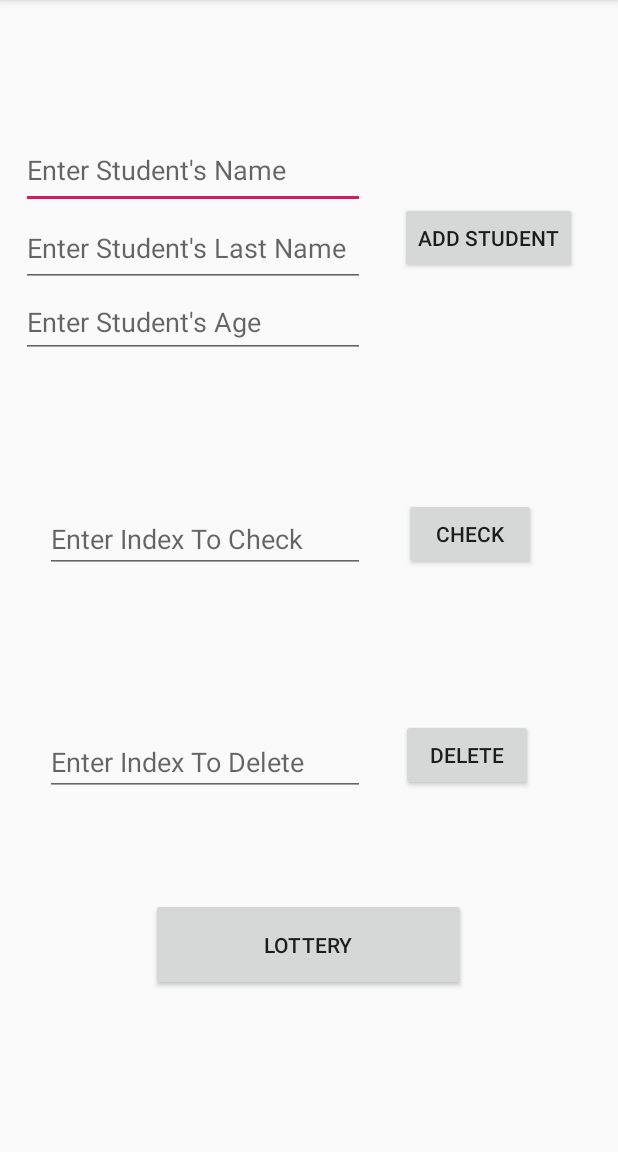
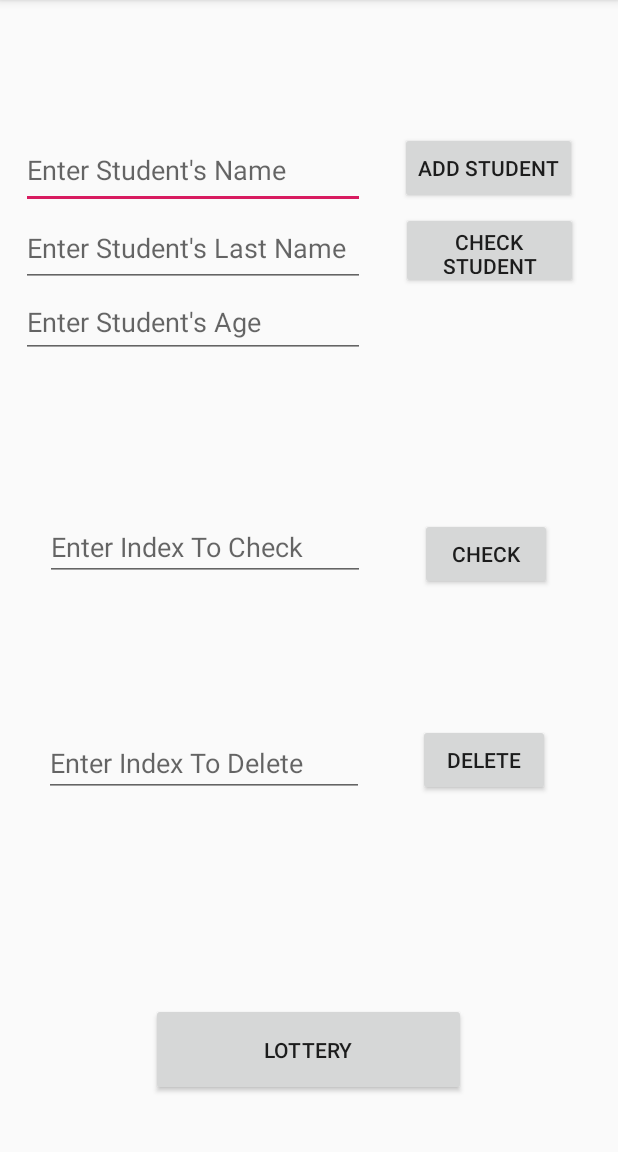
Before and after one commit to OzolsUgis/Android_Kursi_2020_LVL1, an Android app: the screen it shows after launch (MainActivity), after a tap on "ADD STUDENT", on a phone screen of 412 x 824 dp, the part 84-1236 px from its top. Run offline under Robolectric (Android 15) with nearby library versions, the phone set to English and light mode, and no system bars; 1 statement that could not run was skipped.

```diff
--- a/Day15/app/build.gradle
+++ b/Day15/app/build.gradle
@@ -32,4 +32,5 @@ dependencies {
     testImplementation 'junit:junit:4.12'
     androidTestImplementation 'androidx.test.ext:junit:1.1.2'
     androidTestImplementation 'androidx.test.espresso:espresso-core:3.3.0'
+    implementation 'com.google.code.gson:gson:2.8.6'
 }
--- a/Day15/app/src/main/java/com/example/day15/AddToList.kt
+++ /dev/null
@@ -1,7 +0,0 @@
-package com.example.day15
-
-import android.widget.Button
-
-class AddToList (){
-  // Sataisīt btn funkcijas citā klase
-}
--- /dev/null
+++ b/Day15/app/src/main/java/com/example/day15/JsonParser.kt
@@ -0,0 +1,14 @@
+package com.example.day15
+
+import com.google.gson.Gson
+
+object JsonParser {
+        fun saveToJson (list : MutableList<Student>):String {
+            val json = Gson().toJson(list)
+            return json
+        }
+
+        fun getFromJson (json : String): Array<Student> {
+            return Gson().fromJson(json, Array<Student>::class.java)
+        }
+}
--- a/Day15/app/src/main/java/com/example/day15/MainActivity.kt
+++ b/Day15/app/src/main/java/com/example/day15/MainActivity.kt
@@ -2,7 +2,7 @@ package com.example.day15
 
 import androidx.appcompat.app.AppCompatActivity
 import android.os.Bundle
-import android.os.Handler
+import android.util.Log
 import android.widget.Toast
 import kotlinx.android.synthetic.main.activity_main.*
 
@@ -16,53 +16,90 @@ class MainActivity : AppCompatActivity() {
         lblLastName.setHint("Enter Student's Last Name")
         lblAge.setHint("Enter Student's Age")
 
-        val list: MutableList<Student> = mutableListOf()
+
+        var uzvaretajs = false
+        var list: MutableList<Student> = mutableListOf()
+        var json = ""
 
         btnAdd.setOnClickListener {
             list.add(
                 Student(
                     lblName.text.toString(),
-                    lblLastName.text.toString(), lblAge.text.toString().toInt()
+                    lblLastName.text.toString(),
+                    lblAge.text.toString().toInt(),
+                    0
                 )
             )
             lblName.text.clear()
             lblLastName.text.clear()
             lblAge.text.clear()
-            Toast.makeText(this@MainActivity, "Student saved",
-                Toast.LENGTH_SHORT).show()
+            Toast.makeText(
+                this@MainActivity, "Student saved",
+                Toast.LENGTH_SHORT
+            ).show()
+            json = JsonParser.saveToJson(list) // Json Parser
+            Log.d("NAME: ", json)
         }
 
         btnCheckStudent.setOnClickListener {
-            val check = lblCheckStudent.text.toString().toInt()-1
+            val fromString = JsonParser.getFromJson(json)
+            val check = btnCheckStudent.text.toString().toInt() - 1
             var output = ""
             val checkIndex = list.getOrNull(check)
-                if (checkIndex == null){
-                    Toast.makeText(this@MainActivity, "Student Not Found",
-                        Toast.LENGTH_SHORT).show()
+            if (checkIndex == null) {
+                Toast.makeText(
+                    this@MainActivity, "Student Not Found",
+                    Toast.LENGTH_SHORT
+                ).show()
 
-                }else {
-                    output = list[check].name
-                    Toast.makeText(this@MainActivity, output + " Already saved ",
-                        Toast.LENGTH_SHORT).show()
+            } else {
+                output = list[check].name
+                Toast.makeText(
+                    this@MainActivity, output + " Already saved ",
+                    Toast.LENGTH_SHORT
+                ).show()
 
-                }
+            }
         }
 
-        btnDelete.setOnClickListener{
-            val delete = lblDelete.text.toString().toInt()-1
-            Toast.makeText(this@MainActivity, "Student - "+ list[delete].name + " Deleted",
-                Toast.LENGTH_SHORT).show()
+        btnDelete.setOnClickListener {
+            val delete = lblDelete.text.toString().toInt() - 1
+            Toast.makeText(
+                this@MainActivity, "Student - " + list[delete].name + " Deleted",
+                Toast.LENGTH_SHORT
+            ).show()
             list.removeAt(delete)
 
         }
 
-        btnLottery.setOnClickListener{
-            var random = (0..list.size).random()
+        btnLottery.setOnClickListener {
+            var random = (0..list.size - 1).random()
             var vinner = list[random].name
-            Toast.makeText(this@MainActivity, "Apsveicam - "+ vinner + " ar laimēto saldumu kasti",
-                Toast.LENGTH_SHORT).show()
+            list[random].winCount = list[random].winCount + 1
+            Toast.makeText(
+                this@MainActivity, "Apsveicam - " + vinner + " ar laimēto saldumu kasti",
+                Toast.LENGTH_SHORT
+            ).show()
+
+            if (list[random].winCount == 3) {
+                lblWinner.text = "Galveno balvu laimē " + list[random].name
+                for (i in 0..list.size - 1) {
+                    list[i].winCount = 0
+                    lblWinner.text = ""
+                }
+            }
+
+
+
+            btnCheckStudentName.setOnClickListener {
+                val fromString = JsonParser.getFromJson(json)
+                for (el in fromString) {
+                    Log.d("NAME:", el.name)
+
+                }
+            }
+
+
         }
     }
-
-
 }
--- a/Day15/app/src/main/java/com/example/day15/Student.kt
+++ b/Day15/app/src/main/java/com/example/day15/Student.kt
@@ -1,5 +1,5 @@
 package com.example.day15
 
-class Student(var name : String, var lastName : String, var age:Int) {
+class Student(var name : String, var lastName : String, var age:Int, var winCount : Int) {
 
 }
--- a/Day15/app/src/main/res/layout/activity_main.xml
+++ b/Day15/app/src/main/res/layout/activity_main.xml
@@ -16,7 +16,7 @@
         app:layout_constraintHorizontal_bias="0.908"
         app:layout_constraintStart_toStartOf="parent"
         app:layout_constraintTop_toTopOf="parent"
-        app:layout_constraintVertical_bias="0.187" />
+        app:layout_constraintVertical_bias="0.122" />
 
     <EditText
         android:id="@+id/lblName"
@@ -59,7 +59,7 @@
         app:layout_constraintVertical_bias="0.0" />
 
     <EditText
-        android:id="@+id/lblCheckStudent"
+        android:id="@+id/lblCheckStudentName"
         android:layout_width="wrap_content"
         android:layout_height="wrap_content"
         android:ems="10"
@@ -70,19 +70,18 @@
         app:layout_constraintHorizontal_bias="0.151"
         app:layout_constraintStart_toStartOf="parent"
         app:layout_constraintTop_toBottomOf="@+id/lblAge"
-        app:layout_constraintVertical_bias="0.203" />
+        app:layout_constraintVertical_bias="0.214" />
 
     <Button
         android:id="@+id/btnCheckStudent"
         android:layout_width="wrap_content"
         android:layout_height="wrap_content"
+        android:layout_marginEnd="44dp"
         android:text="Check"
         app:layout_constraintBottom_toBottomOf="parent"
         app:layout_constraintEnd_toEndOf="parent"
-        app:layout_constraintHorizontal_bias="0.319"
-        app:layout_constraintStart_toEndOf="@+id/lblCheckStudent"
         app:layout_constraintTop_toTopOf="parent"
-        app:layout_constraintVertical_bias="0.461" />
+        app:layout_constraintVertical_bias="0.48" />
 
     <Button
         android:id="@+id/btnDelete"
@@ -92,10 +91,10 @@
         android:text="Delete"
         app:layout_constraintBottom_toBottomOf="parent"
         app:layout_constraintEnd_toEndOf="parent"
-        app:layout_constraintHorizontal_bias="0.836"
+        app:layout_constraintHorizontal_bias="0.871"
         app:layout_constraintStart_toStartOf="parent"
-        app:layout_constraintTop_toBottomOf="@+id/btnCheckStudent"
-        app:layout_constraintVertical_bias="0.293" />
+        app:layout_constraintTop_toBottomOf="@+id/btnCheckStudentName"
+        app:layout_constraintVertical_bias="0.55" />
 
     <EditText
         android:id="@+id/lblDelete"
@@ -106,10 +105,10 @@
         android:inputType="number"
         app:layout_constraintBottom_toBottomOf="parent"
         app:layout_constraintEnd_toStartOf="@+id/btnDelete"
-        app:layout_constraintHorizontal_bias="0.555"
+        app:layout_constraintHorizontal_bias="0.454"
         app:layout_constraintStart_toStartOf="parent"
-        app:layout_constraintTop_toBottomOf="@+id/lblCheckStudent"
-        app:layout_constraintVertical_bias="0.304" />
+        app:layout_constraintTop_toBottomOf="@+id/btnCheckStudentName"
+        app:layout_constraintVertical_bias="0.554" />
 
     <Button
         android:id="@+id/btnLottery"
@@ -122,6 +121,35 @@
         app:layout_constraintHorizontal_bias="0.497"
         app:layout_constraintStart_toStartOf="parent"
         app:layout_constraintTop_toBottomOf="@+id/lblDelete"
+        app:layout_constraintVertical_bias="0.648" />
+
+    <TextView
+        android:id="@+id/lblWinner"
+        android:layout_width="327dp"
+        android:layout_height="31dp"
+        android:layout_marginTop="21dp"
+        android:textAlignment="center"
+        android:textSize="24sp"
+        android:textStyle="bold"
+        app:layout_constraintBottom_toTopOf="@+id/btnLottery"
+        app:layout_constraintEnd_toEndOf="parent"
+        app:layout_constraintHorizontal_bias="0.464"
+        app:layout_constraintStart_toStartOf="parent"
+        app:layout_constraintTop_toBottomOf="@+id/lblDelete"
+        app:layout_constraintVertical_bias="0.712" />
+
+    <Button
+        android:id="@+id/btnCheckStudentName"
+        android:layout_width="118dp"
+        android:layout_height="51dp"
+        android:layout_marginStart="24dp"
+        android:layout_marginTop="5dp"
+        android:text="Check Student"
+        app:layout_constraintBottom_toTopOf="@+id/btnCheckStudent"
+        app:layout_constraintEnd_toEndOf="parent"
+        app:layout_constraintHorizontal_bias="0.0"
+        app:layout_constraintStart_toEndOf="@+id/lblLastName"
+        app:layout_constraintTop_toBottomOf="@+id/btnAdd"
         app:layout_constraintVertical_bias="0.0" />
 
 </androidx.constraintlayout.widget.ConstraintLayout>
```
